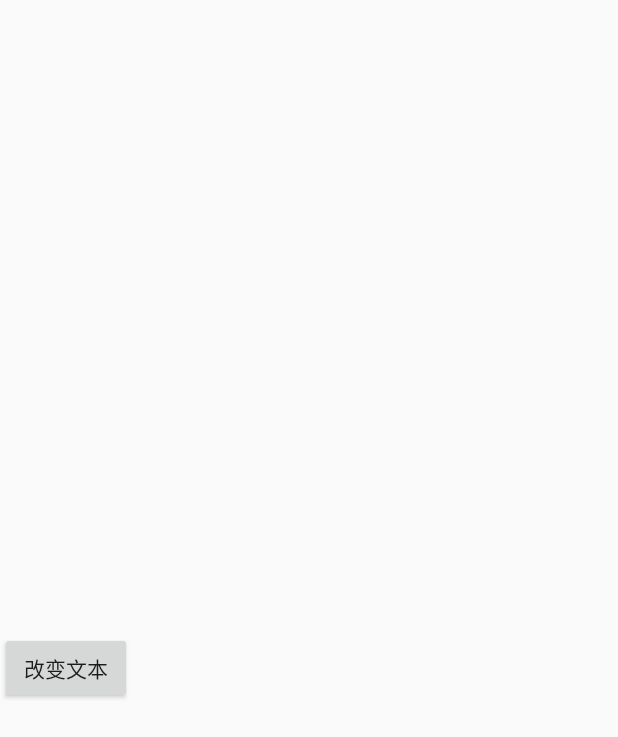
After one commit to lixinxinlove/ImageProject, an Android app: the layout activity_view_model.xml on its own in the app's theme, with its tools: preview values and no code run, on a phone screen of 412 x 824 dp. The commit adds this screen. Shown: the top 737 px of the screen. Run offline under Robolectric (Android 15) with nearby library versions, the phone set to English and light mode, and no system bars.

Commit message:
添加ViewModel 使用

```diff
--- a/app/src/main/AndroidManifest.xml
+++ b/app/src/main/AndroidManifest.xml
@@ -51,7 +51,8 @@
 
         <activity android:name=".activity.UpdateApkActivity" />
         <activity android:name=".activity.AnimatorSetActivity" />
-        <activity android:name=".activity.KeyboardViewActivity"></activity>
+        <activity android:name=".activity.KeyboardViewActivity" />
+        <activity android:name=".activity.ViewModelActivity"></activity>
     </application>
 
 </manifest>
--- a/app/src/main/java/com/lixinxin/imageproject/activity/RecyclerViewActivity.java
+++ b/app/src/main/java/com/lixinxin/imageproject/activity/RecyclerViewActivity.java
@@ -54,6 +54,7 @@ public class RecyclerViewActivity extends AppCompatActivity implements BaseQuick
         mData.add("10-下载apk安装包");
         mData.add("11-属性动画");
         mData.add("12-自定义键盘");
+        mData.add("13-ViewModel");
         adapter = new ListAdapter(mData);
         adapter.setOnItemClickListener(this);
     }
@@ -102,6 +103,9 @@ public class RecyclerViewActivity extends AppCompatActivity implements BaseQuick
             case 12:
                 ARouter.getInstance().build("/activity/KeyboardViewActivity").navigation();
                 break;
+            case 13:
+                ARouter.getInstance().build("/activity/ViewModelActivity").navigation();
+                break;
             default:
                 break;
         }
--- /dev/null
+++ b/app/src/main/res/layout/activity_view_model.xml
@@ -0,0 +1,22 @@
+<?xml version="1.0" encoding="utf-8"?>
+<RelativeLayout xmlns:android="http://schemas.android.com/apk/res/android"
+    android:layout_width="match_parent"
+    android:layout_height="match_parent">
+
+
+    <TextView
+        android:id="@+id/tv_text"
+        android:layout_width="wrap_content"
+        android:layout_height="wrap_content"
+        android:layout_centerInParent="true" />
+
+
+    <Button
+        android:layout_width="wrap_content"
+        android:layout_height="wrap_content"
+        android:layout_below="@+id/tv_text"
+        android:onClick="onChangeUI"
+        android:text="改变文本" />
+
+
+</RelativeLayout>
```
Also changed, not shown: app/build.gradle (+26 -8 lines), app/src/main/java/com/lixinxin/imageproject/activity/ViewModelActivity.java (added, +99 -0 lines), app/src/main/java/com/lixinxin/imageproject/viewmodel/UserModel.java (added, +26 -0 lines).
